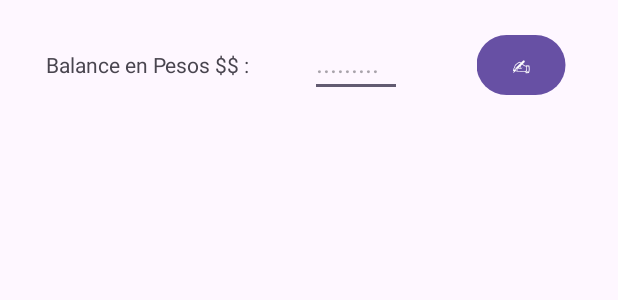
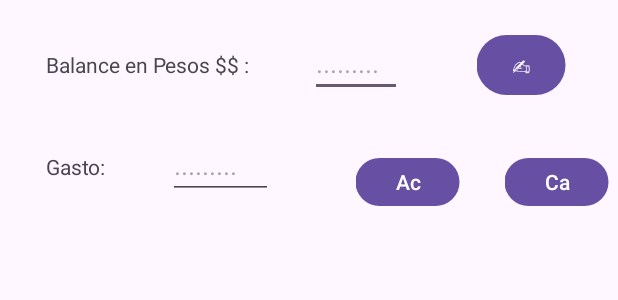
Before and after one commit to ValentinoBorgo/Spendify, an Android app: the layout activity_principal.xml on its own in the app's theme, with its tools: preview values and no code run, on a phone screen of 412 x 824 dp. Shown: the top 300 px of the screen. Run offline under Robolectric (Android 15) with nearby library versions, the phone set to English and light mode, and no system bars.

Commit message:
commit Layout gasto categoria

```diff
--- a/app/src/main/java/com/example/p1/MenuPrincipal.java
+++ b/app/src/main/java/com/example/p1/MenuPrincipal.java
@@ -54,4 +54,5 @@ public class MenuPrincipal extends AppCompatActivity {
             }
         });
     }
+
 }
--- a/app/src/main/res/layout/activity_principal.xml
+++ b/app/src/main/res/layout/activity_principal.xml
@@ -54,6 +54,53 @@
                     android:text="✍"
                     android:visibility="visible"
                     tools:text="@string/cambiarTotal" />
+
+            </LinearLayout>
+
+            <LinearLayout
+                android:layout_width="375dp"
+                android:layout_height="80dp"
+                android:layout_marginLeft="65dp"
+                android:layout_marginTop="20dp"
+                android:orientation="horizontal"
+                android:translationX="-35dp">
+
+                <TextView
+                    android:id="@+id/textGastoCategoria"
+                    android:layout_width="36dp"
+                    android:layout_height="wrap_content"
+                    android:layout_weight="1"
+                    android:text="Gasto:" />
+
+                <EditText
+                    android:id="@+id/totalCategoriaGasto"
+                    android:layout_width="wrap_content"
+                    android:layout_height="wrap_content"
+                    android:layout_marginRight="25dp"
+                    android:layout_marginLeft="25dp"
+                    android:layout_weight="1"
+                    android:gravity="left"
+                    android:hint="........."
+                    android:text="@string/total" />
+
+                <Button
+                    android:id="@+id/btnCategoriaAceptar"
+                    android:layout_width="49dp"
+                    android:layout_height="40dp"
+                    android:layout_marginLeft="30dp"
+                    android:layout_marginTop="10dp"
+                    android:layout_weight="1"
+                    android:text="Aceptar" />
+
+                <Button
+                    android:id="@+id/btnCategoriaElegir"
+                    android:layout_width="49dp"
+                    android:layout_height="40dp"
+                    android:layout_marginLeft="30dp"
+                    android:layout_marginTop="10dp"
+                    android:layout_weight="1"
+                    android:text="Categoria" />
+
             </LinearLayout>
 
         </LinearLayout>
```
